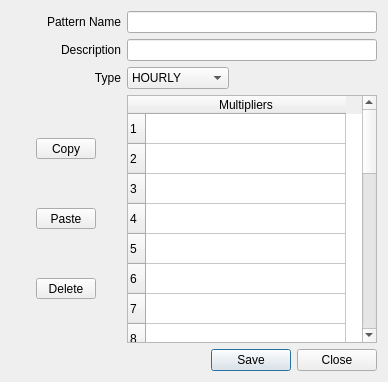
The window that flo2d/ui/storm_drain_inflow_pattern.ui (FLO-2DSoftware/qgis-flo-2d-plugin) describes before a commit, drawn with Qt 5.
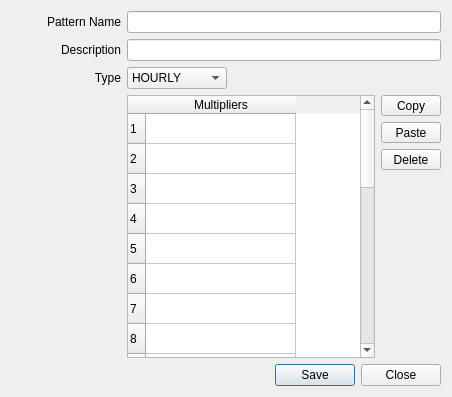
The same window after the commit.

Commit message: Fixed a bug of not addding correctly the data pasted.

The edit to the form file:
```diff
--- a/flo2d/ui/storm_drain_inflow_pattern.ui
+++ b/flo2d/ui/storm_drain_inflow_pattern.ui
@@ -9,8 +9,8 @@
    <rect>
     <x>0</x>
     <y>0</y>
-    <width>388</width>
-    <height>382</height>
+    <width>450</width>
+    <height>397</height>
    </rect>
   </property>
   <property name="sizePolicy">
@@ -40,71 +40,18 @@
   <layout class="QGridLayout" name="gridLayout_4">
    <item row="0" column="0">
     <layout class="QGridLayout" name="gridLayout_5">
-     <item row="0" column="0">
-      <widget class="QLabel" name="label_2">
-       <property name="sizePolicy">
-        <sizepolicy hsizetype="Fixed" vsizetype="Fixed">
-         <horstretch>0</horstretch>
-         <verstretch>0</verstretch>
-        </sizepolicy>
+     <item row="2" column="3">
+      <spacer name="horizontalSpacer_2">
+       <property name="orientation">
+        <enum>Qt::Horizontal</enum>
        </property>
-       <property name="minimumSize">
+       <property name="sizeHint" stdset="0">
         <size>
-         <width>110</width>
-         <height>0</height>
+         <width>40</width>
+         <height>20</height>
         </size>
        </property>
-       <property name="maximumSize">
-        <size>
-         <width>110</width>
-         <height>16777215</height>
-        </size>
-       </property>
-       <property name="font">
-        <font>
-         <italic>false</italic>
-        </font>
-       </property>
-       <property name="text">
-        <string>Pattern Name</string>
-       </property>
-       <property name="alignment">
-        <set>Qt::AlignRight|Qt::AlignTrailing|Qt::AlignVCenter</set>
-       </property>
-      </widget>
-     </item>
-     <item row="1" column="0">
-      <widget class="QLabel" name="label_3">
-       <property name="sizePolicy">
-        <sizepolicy hsizetype="Fixed" vsizetype="Fixed">
-         <horstretch>0</horstretch>
-         <verstretch>0</verstretch>
-        </sizepolicy>
-       </property>
-       <property name="minimumSize">
-        <size>
-         <width>110</width>
-         <height>0</height>
-        </size>
-       </property>
-       <property name="maximumSize">
-        <size>
-         <width>96</width>
-         <height>16777215</height>
-        </size>
-       </property>
-       <property name="font">
-        <font>
-         <italic>false</italic>
-        </font>
-       </property>
-       <property name="text">
-        <string>Description</string>
-       </property>
-       <property name="alignment">
-        <set>Qt::AlignRight|Qt::AlignTrailing|Qt::AlignVCenter</set>
-       </property>
-      </widget>
+      </spacer>
      </item>
      <item row="2" column="0">
       <widget class="QLabel" name="label">
@@ -134,23 +81,7 @@
        </property>
       </widget>
      </item>
-     <item row="2" column="2">
-      <spacer name="horizontalSpacer">
-       <property name="orientation">
-        <enum>Qt::Horizontal</enum>
-       </property>
-       <property name="sizeType">
-        <enum>QSizePolicy::Fixed</enum>
-       </property>
-       <property name="sizeHint" stdset="0">
-        <size>
-         <width>142</width>
-         <height>20</height>
-        </size>
-       </property>
-      </spacer>
-     </item>
-     <item row="1" column="1" colspan="2">
+     <item row="1" column="1" colspan="3">
       <widget class="QLineEdit" name="description_le">
        <property name="enabled">
         <bool>true</bool>
@@ -178,7 +109,7 @@
        </property>
       </widget>
      </item>
-     <item row="0" column="1" colspan="2">
+     <item row="0" column="1" colspan="3">
       <widget class="QLineEdit" name="name_le">
        <property name="enabled">
         <bool>true</bool>
@@ -206,6 +137,19 @@
        </property>
       </widget>
      </item>
+     <item row="4" column="3">
+      <widget class="QToolButton" name="paste_btn">
+       <property name="minimumSize">
+        <size>
+         <width>60</width>
+         <height>0</height>
+        </size>
+       </property>
+       <property name="text">
+        <string>Paste</string>
+       </property>
+      </widget>
+     </item>
      <item row="2" column="1">
       <widget class="QComboBox" name="pattern_type_cbo">
        <property name="sizePolicy">
@@ -233,10 +177,21 @@
        </item>
       </widget>
      </item>
-     <item row="6" column="0" rowspan="3" colspan="3">
-      <layout class="QGridLayout" name="gridLayout_3">
-       <item row="0" column="0" rowspan="2">
-        <spacer name="horizontalSpacer_2">
+     <item row="3" column="3">
+      <widget class="QToolButton" name="copy_btn">
+       <property name="minimumSize">
+        <size>
+         <width>60</width>
+         <height>0</height>
+        </size>
+       </property>
+       <property name="text">
+        <string>Copy</string>
+       </property>
+      </widget>
+     </item>
+     <item row="2" column="2">
+      <spacer name="horizontalSpacer">
          <property name="orientation">
           <enum>Qt::Horizontal</enum>
          </property>
@@ -245,13 +200,115 @@
          </property>
          <property name="sizeHint" stdset="0">
           <size>
-           <width>25</width>
+         <width>142</width>
            <height>20</height>
           </size>
          </property>
         </spacer>
        </item>
-       <item row="0" column="3" rowspan="2">
+     <item row="7" column="0" rowspan="3" colspan="4">
+      <widget class="QDialogButtonBox" name="pattern_buttonBox">
+       <property name="orientation">
+        <enum>Qt::Horizontal</enum>
+       </property>
+       <property name="standardButtons">
+        <set>QDialogButtonBox::Close|QDialogButtonBox::Save</set>
+       </property>
+      </widget>
+     </item>
+     <item row="1" column="0">
+      <widget class="QLabel" name="label_3">
+       <property name="sizePolicy">
+        <sizepolicy hsizetype="Fixed" vsizetype="Fixed">
+         <horstretch>0</horstretch>
+         <verstretch>0</verstretch>
+        </sizepolicy>
+       </property>
+       <property name="minimumSize">
+        <size>
+         <width>110</width>
+         <height>0</height>
+        </size>
+       </property>
+       <property name="maximumSize">
+        <size>
+         <width>96</width>
+         <height>16777215</height>
+        </size>
+       </property>
+       <property name="font">
+        <font>
+         <italic>false</italic>
+        </font>
+       </property>
+       <property name="text">
+        <string>Description</string>
+       </property>
+       <property name="alignment">
+        <set>Qt::AlignRight|Qt::AlignTrailing|Qt::AlignVCenter</set>
+       </property>
+      </widget>
+     </item>
+     <item row="5" column="3">
+      <widget class="QToolButton" name="delete_btn">
+       <property name="minimumSize">
+        <size>
+         <width>60</width>
+         <height>0</height>
+        </size>
+       </property>
+       <property name="text">
+        <string>Delete</string>
+       </property>
+      </widget>
+     </item>
+     <item row="0" column="0">
+      <widget class="QLabel" name="label_2">
+       <property name="sizePolicy">
+        <sizepolicy hsizetype="Fixed" vsizetype="Fixed">
+         <horstretch>0</horstretch>
+         <verstretch>0</verstretch>
+        </sizepolicy>
+       </property>
+       <property name="minimumSize">
+        <size>
+         <width>110</width>
+         <height>0</height>
+        </size>
+       </property>
+       <property name="maximumSize">
+        <size>
+         <width>110</width>
+         <height>16777215</height>
+        </size>
+       </property>
+       <property name="font">
+        <font>
+         <italic>false</italic>
+        </font>
+       </property>
+       <property name="text">
+        <string>Pattern Name</string>
+       </property>
+       <property name="alignment">
+        <set>Qt::AlignRight|Qt::AlignTrailing|Qt::AlignVCenter</set>
+       </property>
+      </widget>
+     </item>
+     <item row="6" column="3">
+      <spacer name="verticalSpacer_2">
+       <property name="orientation">
+        <enum>Qt::Vertical</enum>
+       </property>
+       <property name="sizeHint" stdset="0">
+        <size>
+         <width>20</width>
+         <height>40</height>
+        </size>
+       </property>
+      </spacer>
+     </item>
+     <item row="3" column="1" rowspan="4" colspan="2">
         <widget class="QTableWidget" name="multipliers_tblw">
          <property name="sizePolicy">
           <sizepolicy hsizetype="Expanding" vsizetype="Expanding">
@@ -290,7 +347,7 @@
           <number>47</number>
          </attribute>
          <attribute name="horizontalHeaderDefaultSectionSize">
-          <number>200</number>
+        <number>150</number>
          </attribute>
          <attribute name="horizontalHeaderHighlightSections">
           <bool>false</bool>
@@ -329,76 +386,18 @@
          </column>
         </widget>
        </item>
-       <item row="0" column="2" rowspan="2">
-        <spacer name="horizontalSpacer_3">
+     <item row="3" column="0" rowspan="4">
+      <spacer name="verticalSpacer">
          <property name="orientation">
-          <enum>Qt::Horizontal</enum>
-         </property>
-         <property name="sizeType">
-          <enum>QSizePolicy::Fixed</enum>
+        <enum>Qt::Vertical</enum>
          </property>
          <property name="sizeHint" stdset="0">
           <size>
-           <width>25</width>
-           <height>20</height>
+         <width>20</width>
+         <height>40</height>
           </size>
          </property>
         </spacer>
-       </item>
-       <item row="0" column="1" rowspan="2">
-        <layout class="QVBoxLayout" name="verticalLayout_2">
-         <item>
-          <widget class="QToolButton" name="copy_btn">
-           <property name="minimumSize">
-            <size>
-             <width>60</width>
-             <height>0</height>
-            </size>
-           </property>
-           <property name="text">
-            <string>Copy</string>
-           </property>
-          </widget>
-         </item>
-         <item>
-          <widget class="QToolButton" name="paste_btn">
-           <property name="minimumSize">
-            <size>
-             <width>60</width>
-             <height>0</height>
-            </size>
-           </property>
-           <property name="text">
-            <string>Paste</string>
-           </property>
-          </widget>
-         </item>
-         <item>
-          <widget class="QToolButton" name="delete_btn">
-           <property name="minimumSize">
-            <size>
-             <width>60</width>
-             <height>0</height>
-            </size>
-           </property>
-           <property name="text">
-            <string>Delete</string>
-           </property>
-          </widget>
-         </item>
-        </layout>
-       </item>
-      </layout>
-     </item>
-     <item row="9" column="0" colspan="3">
-      <widget class="QDialogButtonBox" name="pattern_buttonBox">
-       <property name="orientation">
-        <enum>Qt::Horizontal</enum>
-       </property>
-       <property name="standardButtons">
-        <set>QDialogButtonBox::Close|QDialogButtonBox::Save</set>
-       </property>
-      </widget>
      </item>
     </layout>
    </item>
```
Lines whose indentation alone changed are shown as unchanged. The commit also changes 1 other file.
